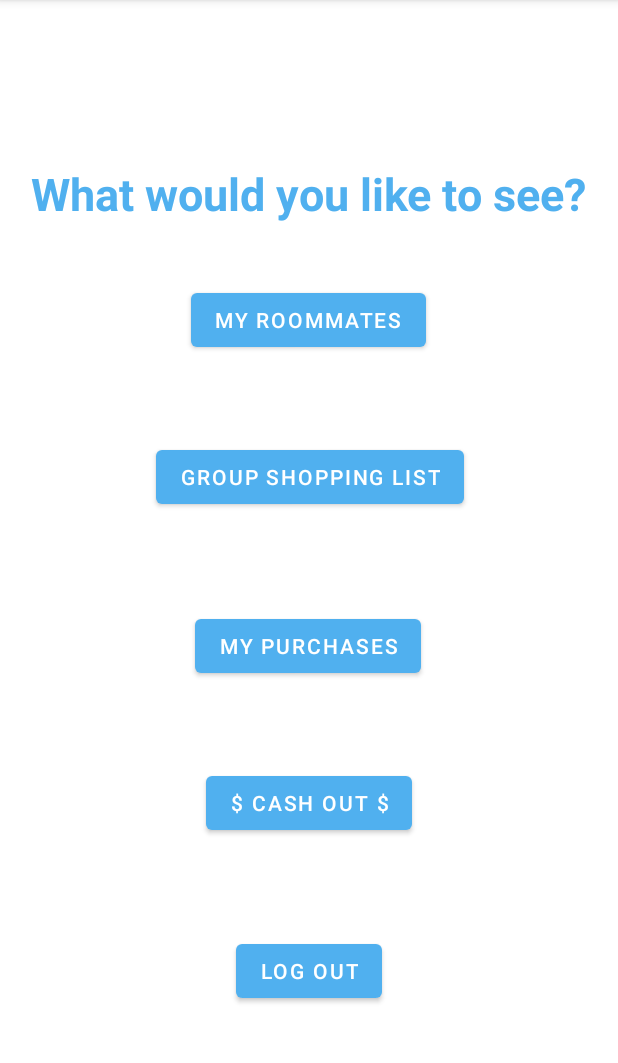
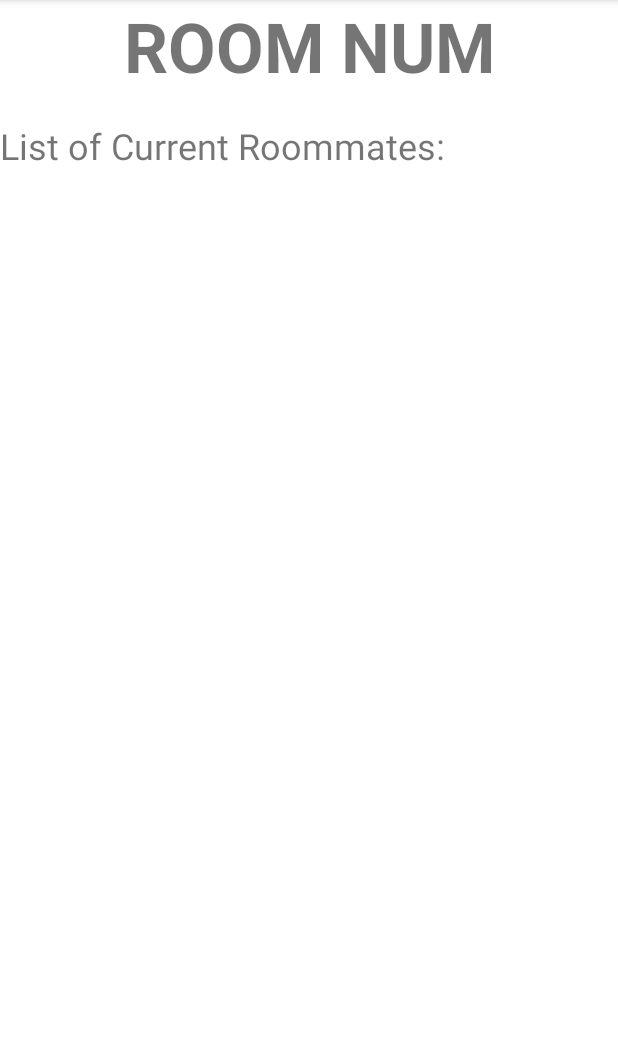
Before and after one commit to syannwa/Roommate_Shopping, an Android app: the MainNavigationActivity screen opened directly, with no data from a screen before it, after a tap on "MY ROOMMATES", on a phone screen of 412 x 824 dp, the part 84-1147 px from its top. Run offline under Robolectric (Android 15) with nearby library versions, the phone set to English and light mode, and no system bars; our stand-ins replace Firebase (no records; nobody signed in at launch, a user with empty details on screens opened directly); 2 statements that could not run were skipped.

Commit message:
roommate list implementation

```diff
--- a/app/src/main/AndroidManifest.xml
+++ b/app/src/main/AndroidManifest.xml
@@ -10,6 +10,7 @@
         android:supportsRtl="true"
         android:theme="@style/Theme.RoommateShopping">
         <activity android:name=".GroupShoppingListActivity"></activity>
+        <activity android:name=".RoommateViewActivity"></activity>
         <activity android:name=".ShoppingRecyclerAdapter" />
         <activity android:name=".MainNavigationActivity" />
         <activity android:name=".MainActivity">
--- a/app/src/main/java/edu/uga/cs/roommateshopping/MainNavigationActivity.java
+++ b/app/src/main/java/edu/uga/cs/roommateshopping/MainNavigationActivity.java
@@ -42,6 +42,9 @@ public class MainNavigationActivity extends AppCompatActivity {
         @Override
         public void onClick(View v) {
             //Display Roommates List
+            Intent intent = new Intent(v.getContext(), RoommateViewActivity.class);
+            v.getContext().startActivity(intent);
+
         }
     }
 
--- /dev/null
+++ b/app/src/main/java/edu/uga/cs/roommateshopping/RoommateViewActivity.java
@@ -0,0 +1,107 @@
+package edu.uga.cs.roommateshopping;
+
+import android.os.Bundle;
+import android.util.Log;
+import android.widget.ArrayAdapter;
+import android.widget.ListView;
+import android.widget.TextView;
+
+import androidx.appcompat.app.AppCompatActivity;
+
+import com.google.firebase.auth.FirebaseAuth;
+import com.google.firebase.auth.FirebaseUser;
+import com.google.firebase.database.DataSnapshot;
+import com.google.firebase.database.DatabaseError;
+import com.google.firebase.database.DatabaseReference;
+import com.google.firebase.database.FirebaseDatabase;
+import com.google.firebase.database.ValueEventListener;
+
+import java.util.ArrayList;
+
+
+public class RoommateViewActivity extends AppCompatActivity {
+    private static final String TAG = "RoommateViewActivity";
+
+    private FirebaseDatabase database;
+    private FirebaseAuth mAuth;
+    private DatabaseReference myRef;
+    private FirebaseUser user;
+    private String userID;
+    private ListView mListView;
+    private TextView title;
+    private FirebaseAuth.AuthStateListener mAuthListener;
+
+
+    @Override
+    protected void onCreate(Bundle savedInstanceState) {
+        super.onCreate(savedInstanceState);
+        setContentView(R.layout.activity_roommate_view);
+
+        mAuth = FirebaseAuth.getInstance();
+        database = FirebaseDatabase.getInstance();
+        myRef = database.getReference();
+        user = mAuth.getCurrentUser();
+        userID = user.getUid();
+        mListView = findViewById(R.id.listview);
+        title = findViewById(R.id.roomNumTitle);
+
+
+        myRef.addValueEventListener(new ValueEventListener() {
+
+            @Override
+            public void onDataChange(DataSnapshot snapshot) {
+                showData(snapshot);
+            }
+
+            @Override
+            public void onCancelled(DatabaseError error) {
+
+            }
+        });
+
+
+    }
+
+    private void showData(DataSnapshot dataSnapshot)
+    {
+        ArrayList<String> array = new ArrayList<>();
+        DataSnapshot rooms = null;
+        String realCurrentRoom = "0";
+
+       for(DataSnapshot ds : dataSnapshot.getChildren()) {
+           User uInfo = new User();
+           Log.d(TAG, "getRoommateData from database.");
+           Log.d(TAG, "Current datasnap: " + ds);
+           String currentRoom = ds.child(userID).child("room").getValue(String.class);
+           if (currentRoom != null) {
+               realCurrentRoom = currentRoom;
+               Log.d(TAG, "currentRoom: " + realCurrentRoom);
+               title.setText("Room Number: " + realCurrentRoom);
+
+           } else
+               rooms = ds;
+
+       }
+
+
+
+        for(DataSnapshot ds : rooms.child(realCurrentRoom).child("roommates").getChildren()){
+            array.add(ds.getKey());
+        }
+
+
+            try {
+            ArrayAdapter adapter = new ArrayAdapter<String>(this, R.layout.list_item, R.id.textview, array);
+            mListView.setAdapter(adapter);
+            }
+            catch(NullPointerException e){
+                array.add("There are no roommates.");
+                ArrayAdapter adapt = new ArrayAdapter<String>(this, R.layout.list_item, R.id.textview, array);
+                mListView.setAdapter(adapt);
+            }
+
+
+    }
+
+
+}
--- /dev/null
+++ b/app/src/main/res/layout/activity_roommate_view.xml
@@ -0,0 +1,42 @@
+<?xml version="1.0" encoding="utf-8"?>
+<androidx.constraintlayout.widget.ConstraintLayout
+    xmlns:android="http://schemas.android.com/apk/res/android"
+    xmlns:app="http://schemas.android.com/apk/res-auto"
+    xmlns:tools="http://schemas.android.com/tools"
+    android:layout_width="match_parent"
+    android:layout_height="match_parent">
+
+    <LinearLayout
+        android:layout_width="match_parent"
+        android:layout_height="match_parent"
+        android:orientation="vertical">
+
+        <TextView
+            android:id="@+id/roomNumTitle"
+            android:layout_width="match_parent"
+            android:layout_height="wrap_content"
+            android:gravity="center_horizontal"
+            android:text="@string/room_num"
+            android:textSize="46sp"
+            android:textStyle="bold"
+            android:typeface="normal" />
+
+        <TextView
+            android:id="@+id/textView19"
+            android:layout_width="match_parent"
+            android:layout_height="wrap_content" />
+
+        <TextView
+            android:id="@+id/textView18"
+            android:layout_width="match_parent"
+            android:layout_height="wrap_content"
+            android:text="List of Current Roommates:"
+            android:textSize="24sp" />
+
+        <ListView
+            android:id="@+id/listview"
+            android:layout_width="match_parent"
+            android:layout_height="match_parent" />
+    </LinearLayout>
+
+</androidx.constraintlayout.widget.ConstraintLayout>
--- a/app/src/main/res/values/strings.xml
+++ b/app/src/main/res/values/strings.xml
@@ -9,4 +9,5 @@
     <string name="email">Email</string>
     <string name="person_with_cart">Person with cart</string>
     <string name="login">Login</string>
+    <string name="room_num">ROOM NUM</string>
 </resources>
```
Also changed, not shown: app/src/main/java/edu/uga/cs/roommateshopping/RegisterActivity.java (+30 -2 lines), app/src/main/java/edu/uga/cs/roommateshopping/User.java (added, +54 -0 lines), app/src/main/res/layout/list_item.xml (added, +12 -0 lines).
